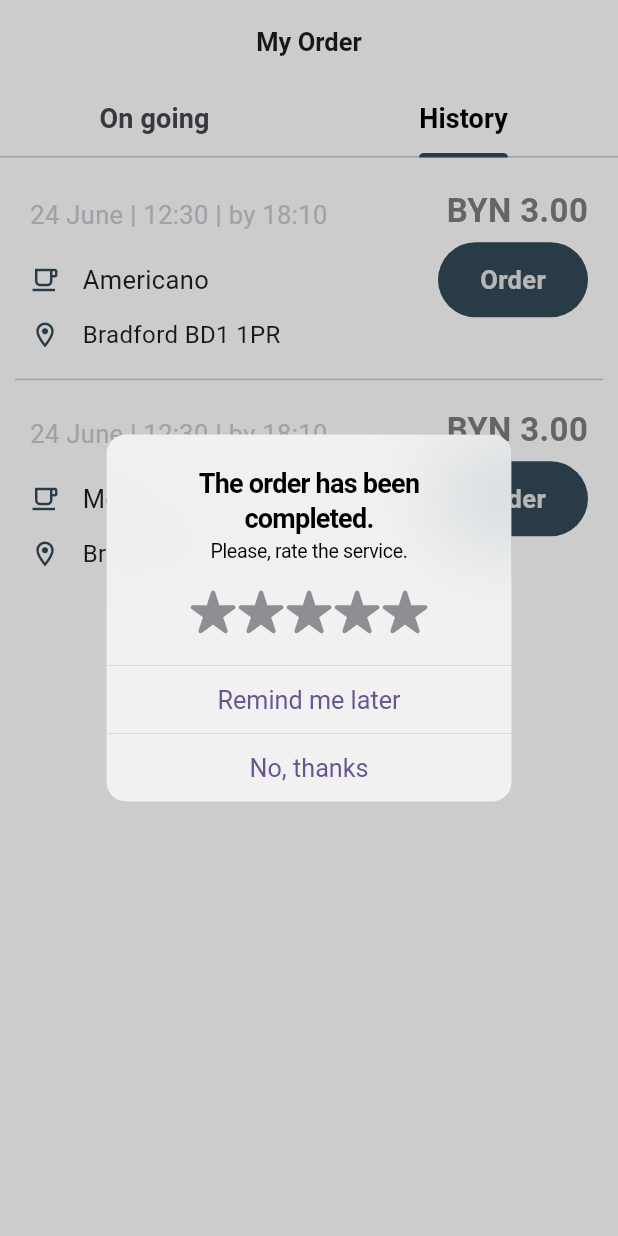
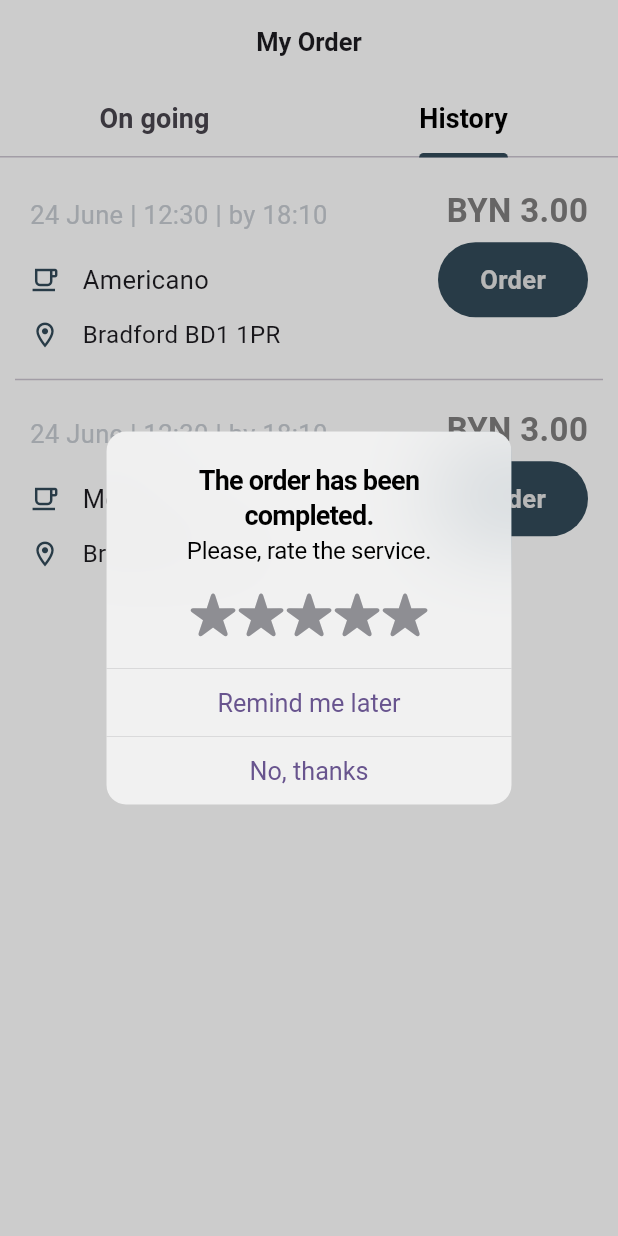
Before and after one commit to AthiraaAthi/CofeeShop_App, a Flutter app: the MyOrders screen opened directly, tab 2 chosen, after a tap on "Order", on a phone screen of 412 x 824 dp. Run offline on Flutter 3.47's test engine with Material 3 defaults, Android fonts, the phone set to English and light mode, and no system bars; our stand-ins replace flutter_slidable, google_fonts, pinput.

Commit message:
added fontsize to content

```diff
--- a/lib/view/my_order_screen/my_order_screen.dart
+++ b/lib/view/my_order_screen/my_order_screen.dart
@@ -355,7 +355,7 @@ class _MyOrdersState extends State<MyOrders> {
               children: [
                 Text(
                   "Please, rate the service.",
-                  style: TextStyle(),
+                  style: TextStyle(fontSize: 16),
                 ),
                 SizedBox(height: 16),
                 Row(
```
